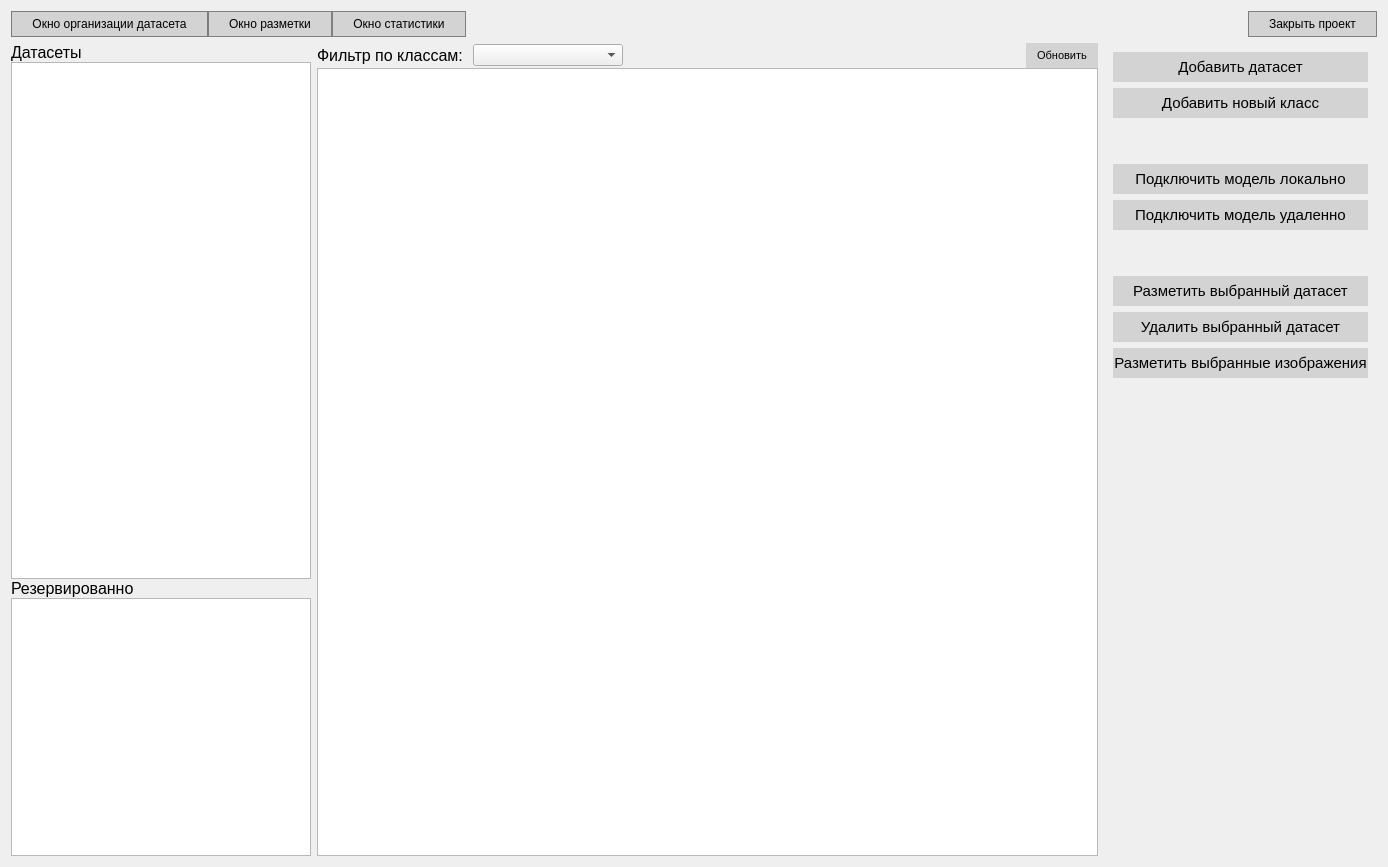
Before: the Qt Designer form desktop_app/design/dataset_page.ui in ivansoya/neural-master, drawn with Qt 5.
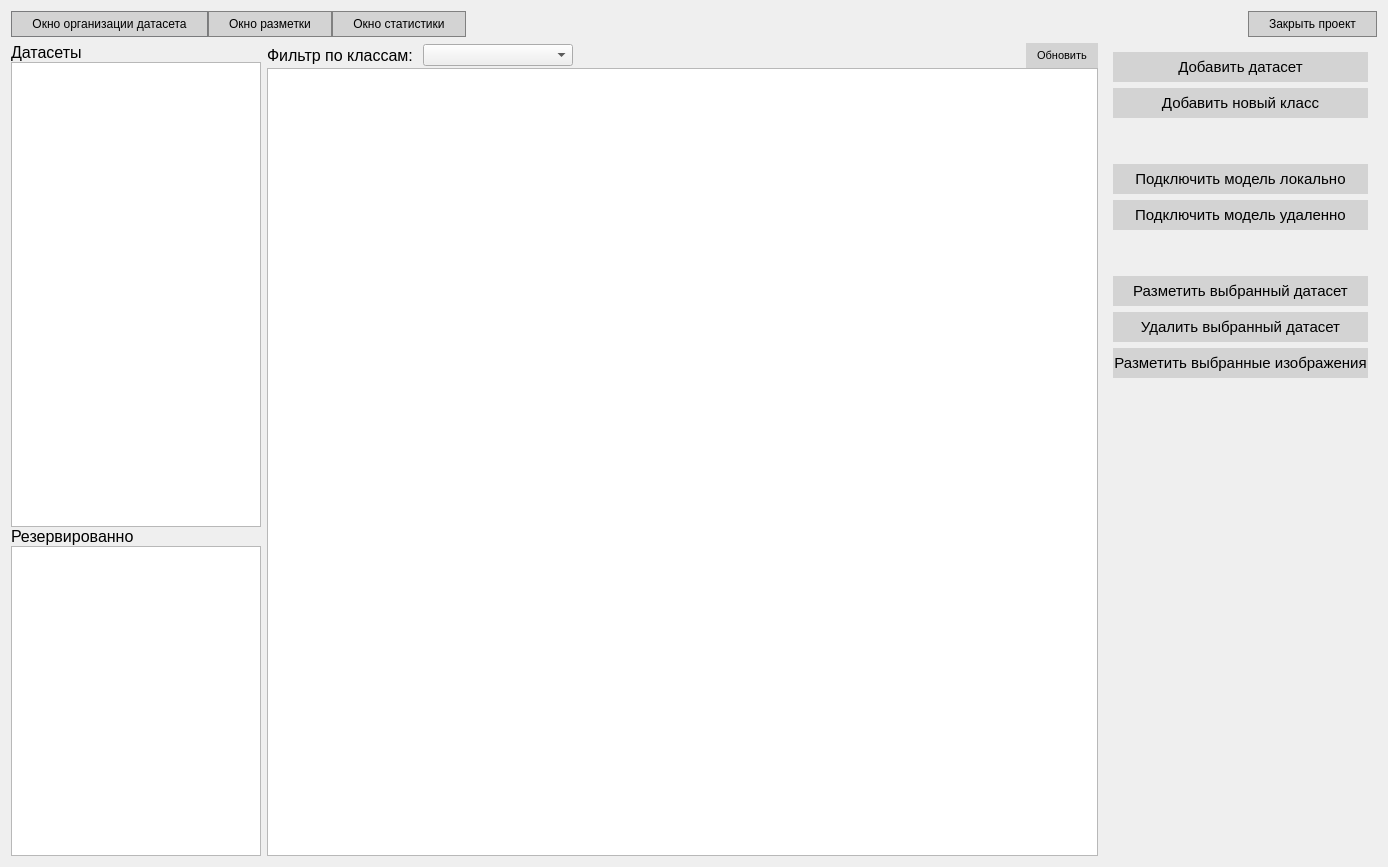
After: the same form once the commit is applied. Custom widgets are drawn as their Qt base class.

What changed in the file:
```diff
--- a/desktop_app/design/dataset_page.ui
+++ b/desktop_app/design/dataset_page.ui
@@ -147,11 +147,11 @@
       <widget class="QWidget" name="verticalWidget" native="true">
        <property name="maximumSize">
         <size>
-         <width>300</width>
+         <width>250</width>
          <height>16777213</height>
         </size>
        </property>
-       <layout class="QVBoxLayout" name="verticalLayout_2" stretch="0,2,0,1">
+       <layout class="QVBoxLayout" name="verticalLayout_2" stretch="0,3,0,2">
         <property name="spacing">
          <number>0</number>
         </property>
@@ -181,6 +181,12 @@
         </item>
         <item>
          <widget class="UListDataset" name="list_datasets">
+          <property name="minimumSize">
+           <size>
+            <width>250</width>
+            <height>0</height>
+           </size>
+          </property>
           <property name="maximumSize">
            <size>
             <width>16777215</width>
@@ -275,7 +281,7 @@
         <widget class="QGraphicsView" name="view_gallery">
          <property name="minimumSize">
           <size>
-           <width>420</width>
+           <width>650</width>
            <height>420</height>
           </size>
          </property>
@@ -435,7 +441,12 @@
   <customwidget>
    <class>UListDataset</class>
    <extends>QListWidget</extends>
-   <header location="global">page_dataset</header>
+   <header location="global">list_datasets</header>
+  </customwidget>
+  <customwidget>
+   <class>UImageGallery</class>
+   <extends>QGraphicsView</extends>
+   <header location="global">image_gallery</header>
   </customwidget>
  </customwidgets>
  <resources/>
```
Left out of the diff: 2 changed lines with no effect on the pictures.
